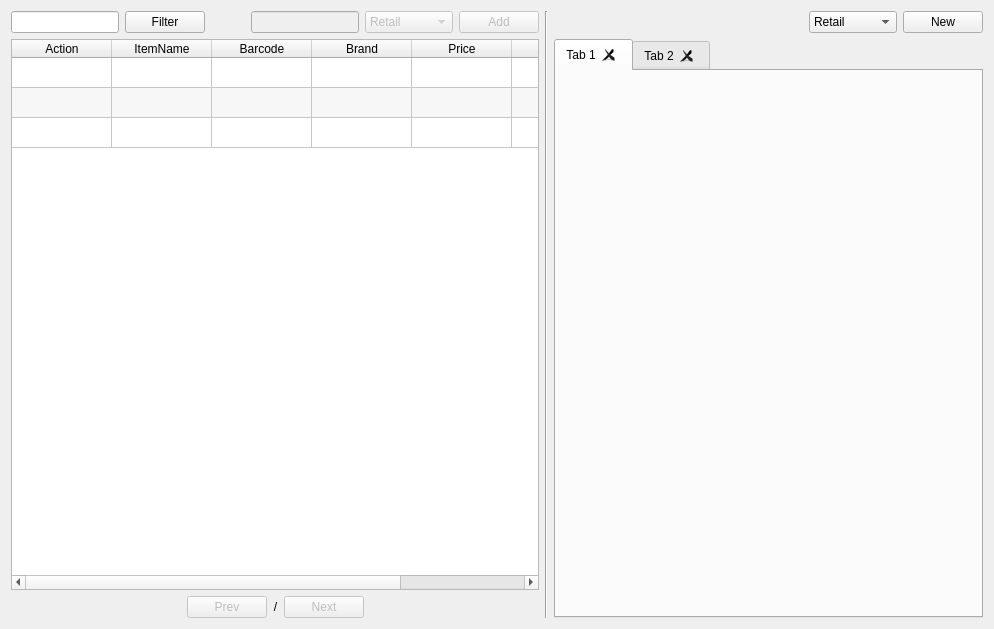
First picture: the form in app/views/templates/ManageSales.ui, repository rondalefloyd/mts-pos, before the edit.
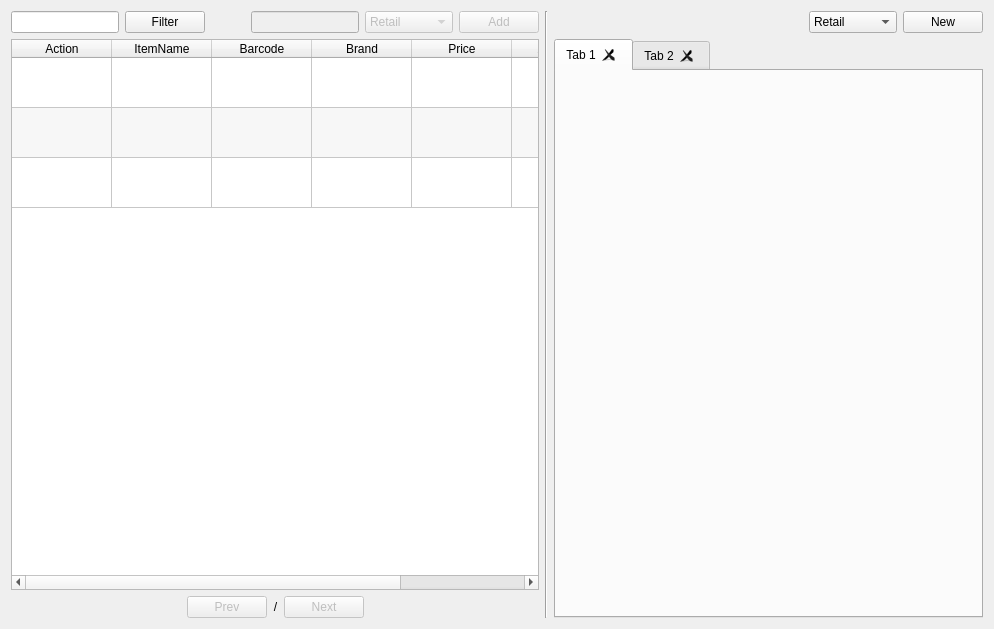
Second picture: the form after the edit.

```diff
--- a/app/views/templates/ManageSales.ui
+++ b/app/views/templates/ManageSales.ui
@@ -116,6 +116,12 @@
        <attribute name="verticalHeaderVisible">
         <bool>false</bool>
        </attribute>
+       <attribute name="verticalHeaderDefaultSectionSize">
+        <number>50</number>
+       </attribute>
+       <attribute name="verticalHeaderMinimumSectionSize">
+        <number>30</number>
+       </attribute>
        <row>
         <property name="text">
          <string>New Row</string>
```
